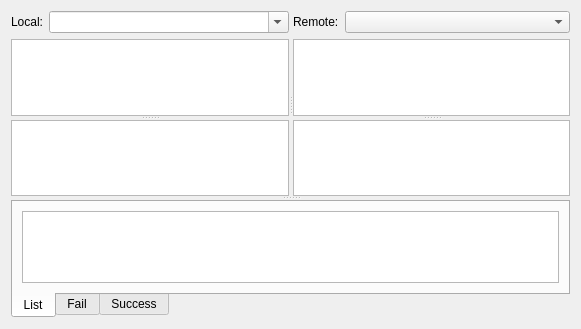
The window that Plugins/FileTransfer/FrmFileTransfer.ui (KangLin/RabbitRemoteControl) describes before a commit, drawn with Qt 5.
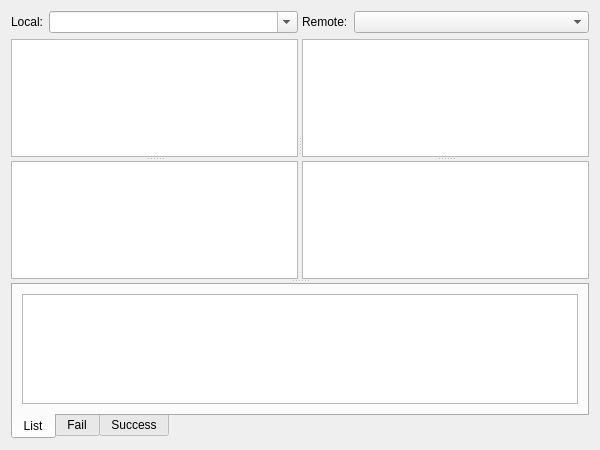
The same window after the commit. Icons and pictures are not drawn.

```diff
--- a/Plugins/FileTransfer/FrmFileTransfer.ui
+++ b/Plugins/FileTransfer/FrmFileTransfer.ui
@@ -6,8 +6,8 @@
    <rect>
     <x>0</x>
     <y>0</y>
-    <width>581</width>
-    <height>329</height>
+    <width>600</width>
+    <height>450</height>
    </rect>
   </property>
   <property name="windowTitle">
```
